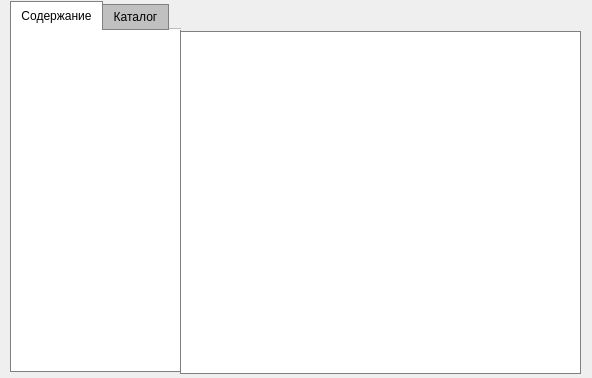
This is CurseWork/CurseWork/helpwindow.ui in ofu-hub/Course-project-on-OOP as Qt 5 draws it before an edit. The edited form follows.
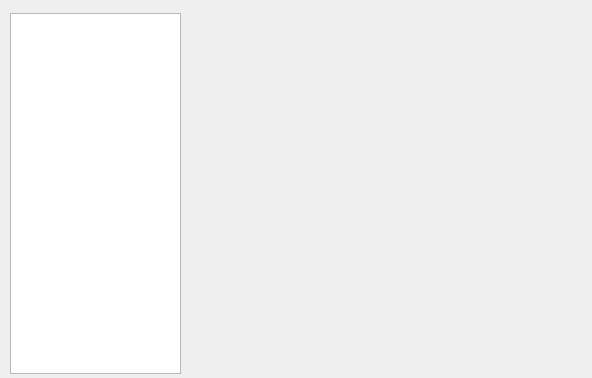
This is the edited form.

The edit to the form file:
```diff
--- a/CurseWork/CurseWork/helpwindow.ui
+++ b/CurseWork/CurseWork/helpwindow.ui
@@ -13,6 +13,18 @@
     <height>378</height>
    </rect>
   </property>
+  <property name="minimumSize">
+   <size>
+    <width>592</width>
+    <height>378</height>
+   </size>
+  </property>
+  <property name="maximumSize">
+   <size>
+    <width>592</width>
+    <height>378</height>
+   </size>
+  </property>
   <property name="contextMenuPolicy">
    <enum>Qt::DefaultContextMenu</enum>
   </property>
@@ -28,224 +40,21 @@
   <property name="modal">
    <bool>false</bool>
   </property>
-  <widget class="QTabWidget" name="tabWidget">
+  <widget class="QTreeView" name="treeView">
    <property name="geometry">
     <rect>
      <x>10</x>
-     <y>0</y>
+     <y>13</y>
      <width>171</width>
-     <height>381</height>
+     <height>361</height>
     </rect>
    </property>
-   <property name="sizePolicy">
-    <sizepolicy hsizetype="Expanding" vsizetype="Expanding">
-     <horstretch>0</horstretch>
-     <verstretch>0</verstretch>
-    </sizepolicy>
+   <property name="editTriggers">
+    <set>QAbstractItemView::NoEditTriggers</set>
    </property>
-   <property name="tabletTracking">
+   <attribute name="headerVisible">
     <bool>false</bool>
-   </property>
-   <property name="focusPolicy">
-    <enum>Qt::TabFocus</enum>
-   </property>
-   <property name="acceptDrops">
-    <bool>false</bool>
-   </property>
-   <property name="layoutDirection">
-    <enum>Qt::LeftToRight</enum>
-   </property>
-   <property name="autoFillBackground">
-    <bool>false</bool>
-   </property>
-   <property name="styleSheet">
-    <string notr="true">QTabWidget {
-    border: 1px solid gray;
-    background: white;
-}
-
-QTabWidget::tab-bar:top {
-    top: 1px;
-}
-
-QTabWidget::tab-bar:bottom {
-    bottom: 1px;
-}
-
-QTabWidget::tab-bar:left {
-    left: 1px;
-}
-
-QTabWidget::tab-bar:right {
-    right: 1px;
-}
-
-QTabBar::tab {
-    border: 1px solid gray;
-}
-
-QTabBar::tab:selected {
-    background: white;
-}
-
-QTabBar::tab:!selected {
-    background: silver;
-}
-
-QTabBar::tab:!selected:hover {
-    background: #999;
-}
-
-QTabBar::tab:top:!selected {
-    margin-top: 3px;
-}
-
-QTabBar::tab:bottom:!selected {
-    margin-bottom: 3px;
-}
-
-QTabBar::tab:top, QTabBar::tab:bottom {
-    min-width: 8ex;
-    margin-right: -1px;
-    padding: 5px 10px 5px 10px;
-}
-
-QTabBar::tab:top:selected {
-    border-bottom-color: none;
-}
-
-QTabBar::tab:bottom:selected {
-    border-top-color: none;
-}
-
-QTabBar::tab:top:last, QTabBar::tab:bottom:last,
-QTabBar::tab:top:only-one, QTabBar::tab:bottom:only-one {
-    margin-right: 0;
-}
-
-QTabBar::tab:left:!selected {
-    margin-right: 3px;
-}
-
-QTabBar::tab:right:!selected {
-    margin-left: 3px;
-}
-
-QTabBar::tab:left, QTabBar::tab:right {
-    min-height: 8ex;
-    margin-bottom: -1px;
-    padding: 10px 5px 10px 5px;
-}
-
-QTabBar::tab:left:selected {
-    border-left-color: none;
-}
-
-QTabBar::tab:right:selected {
-    border-right-color: none;
-}
-
-QTabBar::tab:left:last, QTabBar::tab:right:last,
-QTabBar::tab:left:only-one, QTabBar::tab:right:only-one {
-    margin-bottom: 0;
-}</string>
-   </property>
-   <property name="tabPosition">
-    <enum>QTabWidget::North</enum>
-   </property>
-   <property name="tabShape">
-    <enum>QTabWidget::Rounded</enum>
-   </property>
-   <property name="currentIndex">
-    <number>0</number>
-   </property>
-   <property name="elideMode">
-    <enum>Qt::ElideNone</enum>
-   </property>
-   <property name="usesScrollButtons">
-    <bool>false</bool>
-   </property>
-   <property name="documentMode">
-    <bool>true</bool>
-   </property>
-   <property name="tabsClosable">
-    <bool>false</bool>
-   </property>
-   <property name="movable">
-    <bool>false</bool>
-   </property>
-   <property name="tabBarAutoHide">
-    <bool>false</bool>
-   </property>
-   <widget class="QWidget" name="tab">
-    <attribute name="title">
-     <string>Содержание</string>
-    </attribute>
-    <widget class="QTreeView" name="treeView">
-     <property name="geometry">
-      <rect>
-       <x>0</x>
-       <y>0</y>
-       <width>171</width>
-       <height>343</height>
-      </rect>
-     </property>
-     <property name="acceptDrops">
-      <bool>false</bool>
-     </property>
-     <property name="accessibleDescription">
-      <string/>
-     </property>
-     <property name="styleSheet">
-      <string notr="true">QTreeView {
-    border: 1px solid gray;
-}
-</string>
-     </property>
-     <property name="tabKeyNavigation">
-      <bool>true</bool>
-     </property>
-     <property name="headerHidden">
-      <bool>false</bool>
-     </property>
-    </widget>
-   </widget>
-   <widget class="QWidget" name="tab_2">
-    <attribute name="title">
-     <string>Каталог</string>
-    </attribute>
-    <widget class="QTreeView" name="treeView_2">
-     <property name="geometry">
-      <rect>
-       <x>0</x>
-       <y>0</y>
-       <width>171</width>
-       <height>343</height>
-      </rect>
-     </property>
-     <property name="styleSheet">
-      <string notr="true">QTreeView {
-    border: 1px solid gray;
-}
-</string>
-     </property>
-    </widget>
-   </widget>
-  </widget>
-  <widget class="QTextBrowser" name="textBrowser">
-   <property name="geometry">
-    <rect>
-     <x>180</x>
-     <y>31</y>
-     <width>401</width>
-     <height>343</height>
-    </rect>
-   </property>
-   <property name="styleSheet">
-    <string notr="true">QTextBrowser {
-	border: 1px solid gray;
-}</string>
-   </property>
+   </attribute>
   </widget>
  </widget>
  <resources/>
```
